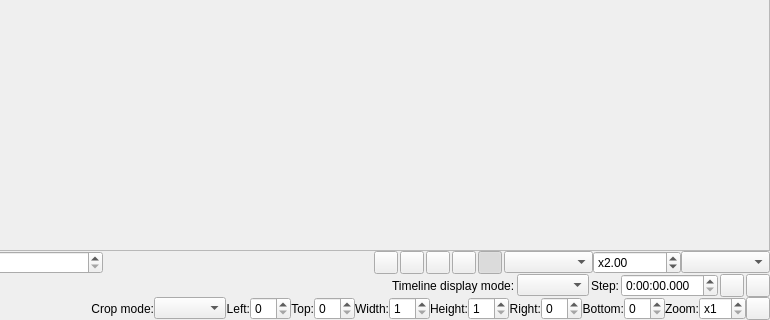
Before: the Qt Designer form src/preview/previewdialog.ui in YomikoR/VapourSynth-Editor, drawn with Qt 5; both pictures show x 163 to 933 and y 332 to 652 of the 933 by 652 pixel window.
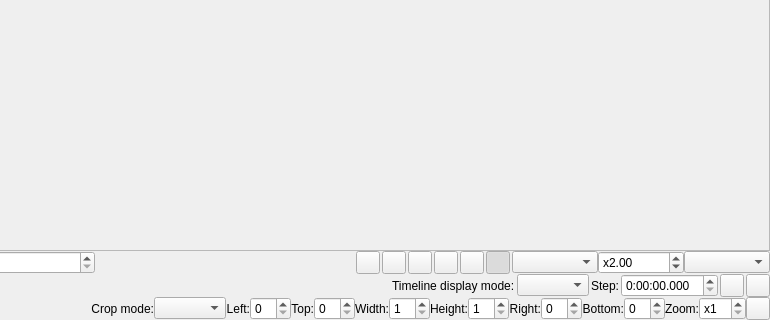
After: the same form once the commit is applied. Custom widgets are drawn as their Qt base class.

Commit message: Preview advanced settings.

```diff
--- a/src/preview/previewdialog.ui
+++ b/src/preview/previewdialog.ui
@@ -96,6 +96,13 @@
         </property>
        </widget>
       </item>
+      <item>
+       <widget class="QToolButton" name="advancedSettingsButton">
+        <property name="toolTip">
+         <string>Preview Advanced Settings</string>
+        </property>
+       </widget>
+      </item>
       <item>
        <widget class="QToolButton" name="timeLineCheckButton">
         <property name="toolTip">
```
The commit also changes 13 other files.
